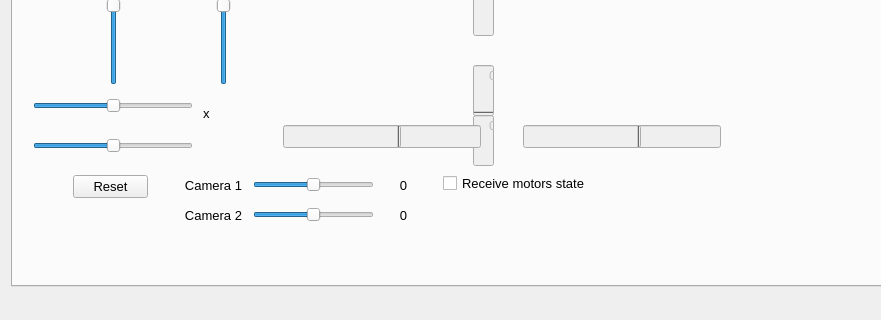
First picture: the form in mainwindow.ui, repository robocenter-rov/remote-control, before the edit; both pictures show x 0 to 881 and y 403 to 723 of the 1248 by 723 pixel window.
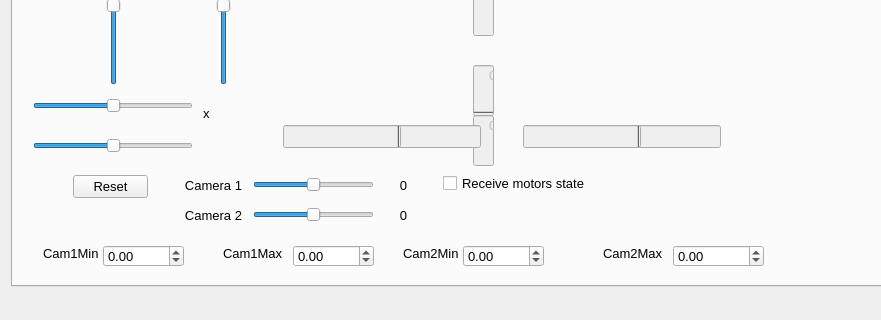
Second picture: the form after the edit. The open tabs and pages were chosen to show the change. Custom widgets are drawn as their Qt base class.

Commit message: Set min and max value for camera1 and camera2

Diff of the .ui file:
```diff
--- a/mainwindow.ui
+++ b/mainwindow.ui
@@ -2105,6 +2105,122 @@
          <string>Current pitch</string>
         </property>
        </widget>
+       <widget class="QLabel" name="cam1MinVal">
+        <property name="geometry">
+         <rect>
+          <x>30</x>
+          <y>590</y>
+          <width>61</width>
+          <height>16</height>
+         </rect>
+        </property>
+        <property name="text">
+         <string>Cam1Min</string>
+        </property>
+       </widget>
+       <widget class="QLabel" name="cam1MaxVal">
+        <property name="geometry">
+         <rect>
+          <x>210</x>
+          <y>590</y>
+          <width>61</width>
+          <height>16</height>
+         </rect>
+        </property>
+        <property name="text">
+         <string>Cam1Max</string>
+        </property>
+       </widget>
+       <widget class="QLabel" name="cam2MinVal">
+        <property name="geometry">
+         <rect>
+          <x>390</x>
+          <y>590</y>
+          <width>61</width>
+          <height>16</height>
+         </rect>
+        </property>
+        <property name="text">
+         <string>Cam2Min</string>
+        </property>
+       </widget>
+       <widget class="QLabel" name="cam2MaxVal">
+        <property name="geometry">
+         <rect>
+          <x>590</x>
+          <y>590</y>
+          <width>61</width>
+          <height>16</height>
+         </rect>
+        </property>
+        <property name="text">
+         <string>Cam2Max</string>
+        </property>
+       </widget>
+       <widget class="QDoubleSpinBox" name="cam1MinValSpinBox">
+        <property name="geometry">
+         <rect>
+          <x>90</x>
+          <y>590</y>
+          <width>81</width>
+          <height>22</height>
+         </rect>
+        </property>
+        <property name="minimum">
+         <double>-180.000000000000000</double>
+        </property>
+        <property name="maximum">
+         <double>180.000000000000000</double>
+        </property>
+       </widget>
+       <widget class="QDoubleSpinBox" name="cam1MaxValSpinBox">
+        <property name="geometry">
+         <rect>
+          <x>280</x>
+          <y>590</y>
+          <width>81</width>
+          <height>22</height>
+         </rect>
+        </property>
+        <property name="minimum">
+         <double>-180.000000000000000</double>
+        </property>
+        <property name="maximum">
+         <double>180.000000000000000</double>
+        </property>
+       </widget>
+       <widget class="QDoubleSpinBox" name="cam2MinValSpinBox">
+        <property name="geometry">
+         <rect>
+          <x>450</x>
+          <y>590</y>
+          <width>81</width>
+          <height>22</height>
+         </rect>
+        </property>
+        <property name="minimum">
+         <double>-180.000000000000000</double>
+        </property>
+        <property name="maximum">
+         <double>180.000000000000000</double>
+        </property>
+       </widget>
+       <widget class="QDoubleSpinBox" name="cam2MaxValSpinBox">
+        <property name="geometry">
+         <rect>
+          <x>660</x>
+          <y>590</y>
+          <width>91</width>
+          <height>22</height>
+         </rect>
+        </property>
+        <property name="minimum">
+         <double>-180.000000000000000</double>
+        </property>
+        <property name="maximum">
+         <double>180.000000000000000</double>
+        </property>
+       </widget>
       </widget>
       <widget class="QWidget" name="pidTab">
        <attribute name="title">
```
The commit also changes 2 other files.
